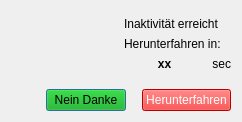
Qt form shutdownwarnung.ui (GrauerStar/AFK-Checker) before a commit.
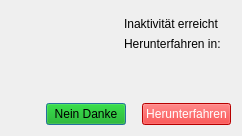
The same form after that commit. Icons and pictures are not drawn.

Patch:
```diff
--- a/shutdownwarnung.ui
+++ b/shutdownwarnung.ui
@@ -54,29 +54,13 @@
        <item>
         <widget class="QLabel" name="label_Zeit_aendern">
          <property name="text">
-          <string>&lt;html&gt;&lt;head/&gt;&lt;body&gt;&lt;p&gt;&lt;span style=&quot; font-weight:700;&quot;&gt;xx&lt;/span&gt;&lt;/p&gt;&lt;/body&gt;&lt;/html&gt;</string>
+          <string>&lt;html&gt;&lt;head/&gt;&lt;body&gt;&lt;p&gt;&lt;br/&gt;&lt;/p&gt;&lt;/body&gt;&lt;/html&gt;</string>
          </property>
          <property name="alignment">
           <set>Qt::AlignmentFlag::AlignCenter</set>
          </property>
         </widget>
        </item>
-       <item>
-        <widget class="QLabel" name="label_sec">
-         <property name="maximumSize">
-          <size>
-           <width>20</width>
-           <height>16777215</height>
-          </size>
-         </property>
-         <property name="text">
-          <string>sec</string>
-         </property>
-         <property name="alignment">
-          <set>Qt::AlignmentFlag::AlignRight|Qt::AlignmentFlag::AlignTrailing|Qt::AlignmentFlag::AlignVCenter</set>
-         </property>
-        </widget>
-       </item>
       </layout>
      </item>
     </layout>
```
